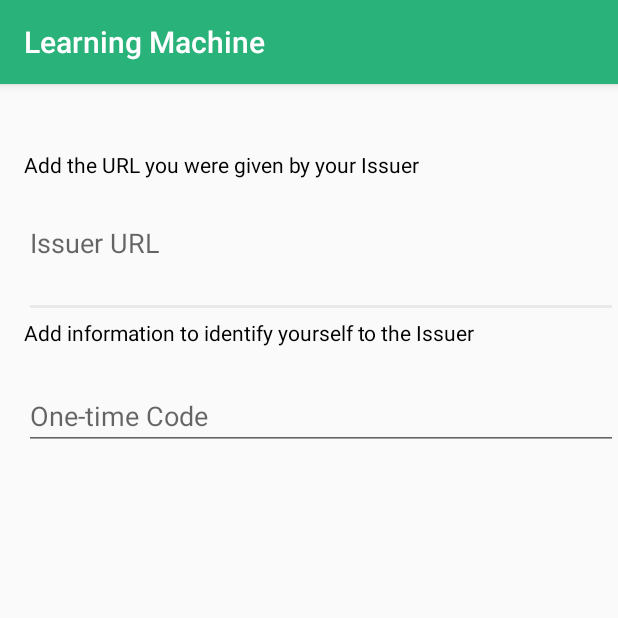
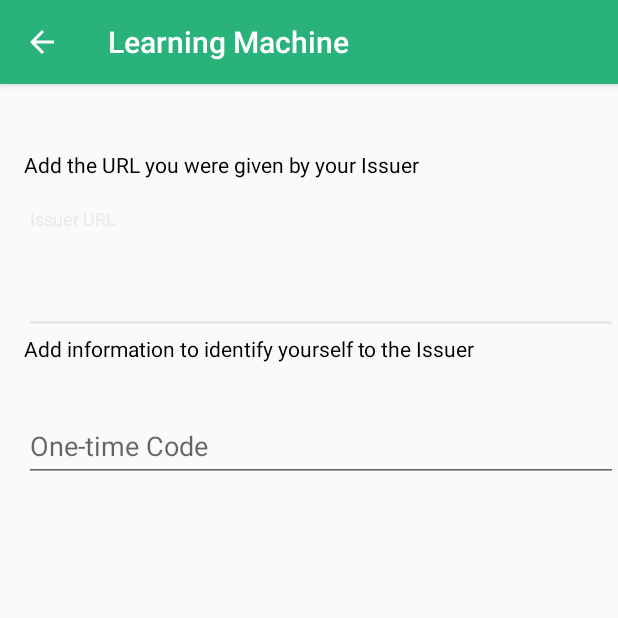
Before and after one commit to blockchain-certificates/wallet-android, an Android app: the AddIssuerActivity screen opened directly, with no data from a screen before it, on a phone screen of 412 x 824 dp, the top half of it. Run offline under Robolectric (Android 15) with nearby library versions, the phone set to English and light mode, and no system bars; our stand-ins replace data binding.

Commit message:
added TextInputLayout to wrap editTexts to create input animation

```diff
--- a/LearningMachine/app/src/main/AndroidManifest.xml
+++ b/LearningMachine/app/src/main/AndroidManifest.xml
@@ -28,7 +28,8 @@
             android:label="@string/settings_fragment"
             android:parentActivityName=".ui.home.HomeActivity"/>
 
-        <activity android:name=".ui.issuer.IssuerActivity"/>
+        <activity android:name=".ui.issuer.IssuerActivity"
+            android:windowSoftInputMode="stateHidden"/>
         <activity android:name=".ui.issuer.AddIssuerActivity"/>
         <activity android:name=".controller.LMWebActivity"/>
 
--- a/LearningMachine/app/src/main/java/com/learningmachine/android/app/ui/issuer/AddIssuerActivity.java
+++ b/LearningMachine/app/src/main/java/com/learningmachine/android/app/ui/issuer/AddIssuerActivity.java
@@ -16,4 +16,9 @@
     protected Fragment createFragment() {
         return AddIssuerFragment.newInstance();
     }
+
+    @Override
+    protected boolean requiresBackNavigation() {
+        return true;
+    }
 }
--- a/LearningMachine/app/src/main/res/layout/fragment_add_issuer.xml
+++ b/LearningMachine/app/src/main/res/layout/fragment_add_issuer.xml
@@ -19,16 +19,19 @@
             android:paddingBottom="@dimen/fragment_add_issuer_url_textview_bottom_padding"
             android:paddingTop="@dimen/fragment_add_issuer_url_textview_top_padding"
             android:text="@string/fragment_add_issuer_info_url_text"
-            style="@style/LearningMachineTextView.URL"
-            />
+            style="@style/LearningMachineTextView.URL"/>
+
+        <android.support.design.widget.TextInputLayout
+            android:layout_width="match_parent"
+            android:layout_height="wrap_content">
 
             <EditText
                 android:id="@+id/add_issuer_url_edit_text"
                 android:layout_width="match_parent"
                 android:layout_height="wrap_content"
                 android:hint="@string/fragment_add_issuer_url"
-            android:paddingBottom="@dimen/fragment_add_isser_url_edittext_bottom_padding"
-            />
+                android:paddingBottom="@dimen/fragment_add_isser_url_edittext_bottom_padding"/>
+        </android.support.design.widget.TextInputLayout>
 
         <TextView
             android:id="@+id/add_issuer_identity_text_view"
@@ -38,12 +41,18 @@
             android:text="@string/fragment_add_issuer_identity_text"
             style="@style/LearningMachineTextView.URL"/>
 
+        <android.support.design.widget.TextInputLayout
+            android:layout_width="match_parent"
+            android:layout_height="wrap_content">
+
             <EditText
                 android:id="@+id/add_issuer_identity_edit_text"
                 android:layout_width="match_parent"
                 android:layout_height="wrap_content"
-            android:hint="@string/fragment_add_issuer_add_identity"
-            />
+                android:hint="@string/fragment_add_issuer_add_identity"/>
+
+        </android.support.design.widget.TextInputLayout>
+
 
     </LinearLayout>
 
```
Lines whose indentation alone changed are shown as unchanged.
